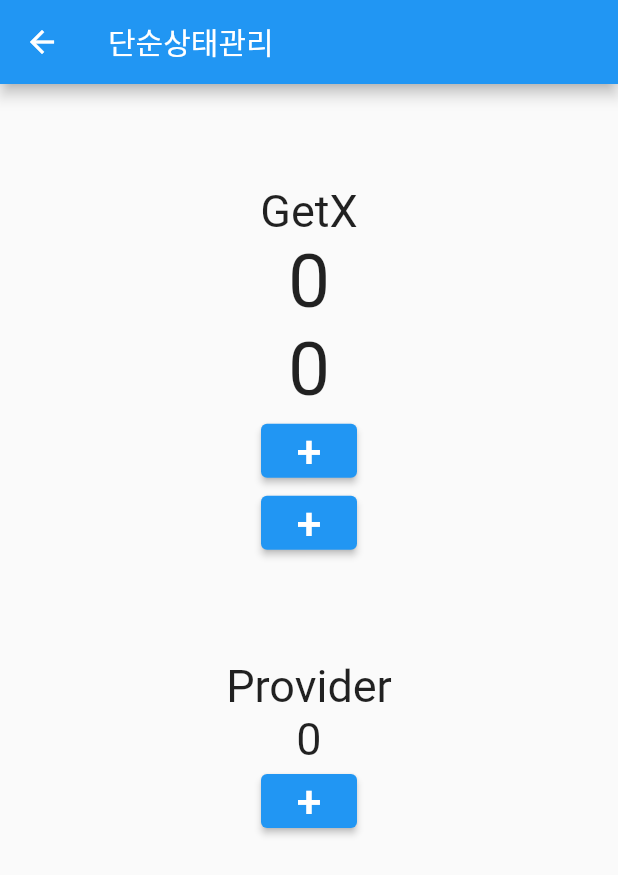
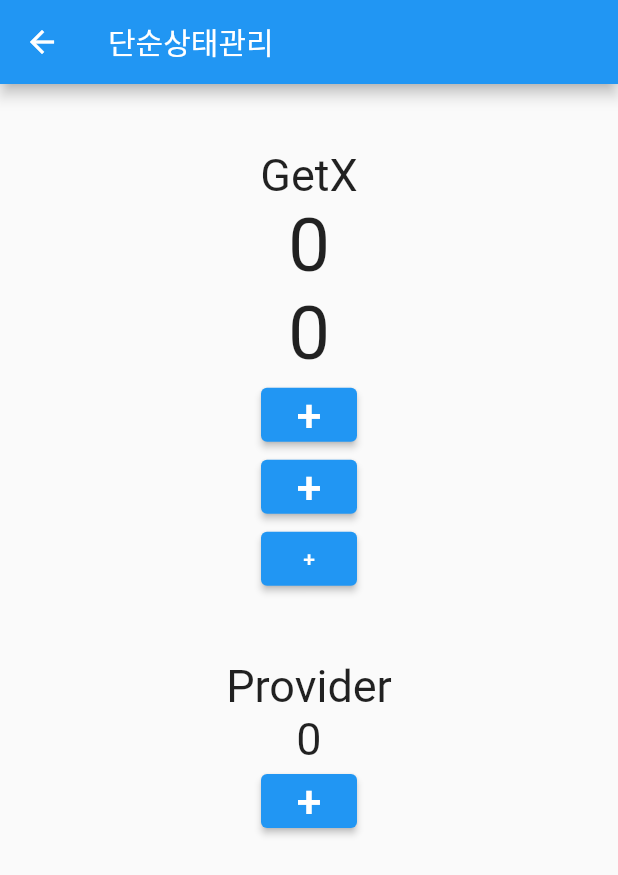
Before and after one commit to hwangtaewook/getxlearn4, a Flutter app: the SimpleStateMangePage screen opened directly, on a phone screen of 412 x 824 dp. Shown: the top 875 px of the screen. Run offline on Flutter 3.47's test engine with Material 2 defaults, Android fonts, the phone set to English and light mode, and no system bars; our stand-ins replace get.

Commit message:
추가공부

```diff
--- a/lib/src/page/state/with_getx.dart
+++ b/lib/src/page/state/with_getx.dart
@@ -36,6 +36,16 @@
           ),
           const IncreaseButton(id: "first"),
           const IncreaseButton(id: "second"),
+          GetBuilder<CountControllerWithGetX>(
+            builder: (controller) {
+              return ElevatedButton(
+                child: const Text("+"),
+                onPressed: () {
+                  controller.increase("first");
+                },
+              );
+            },
+          ),
         ],
       ),
     );
```
Also changed, not shown: lib/src/page/named/reactive_state_manage_page.dart (+8 -8 lines), pubspec.lock.
